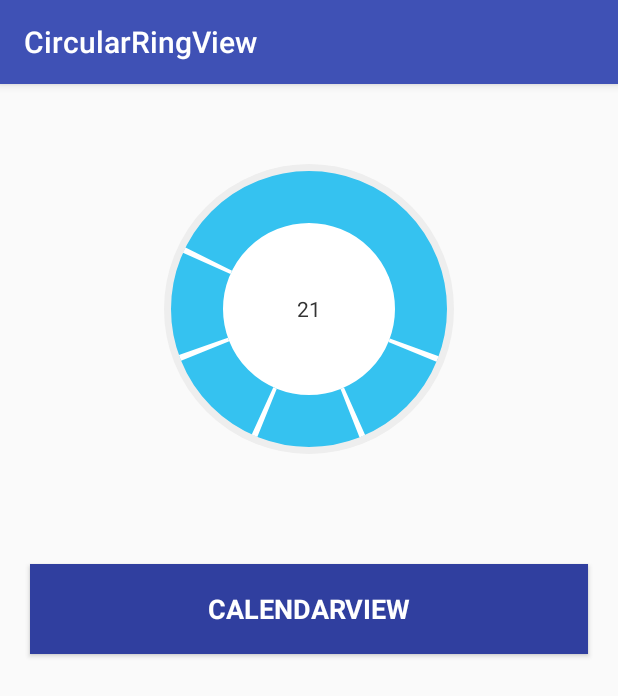
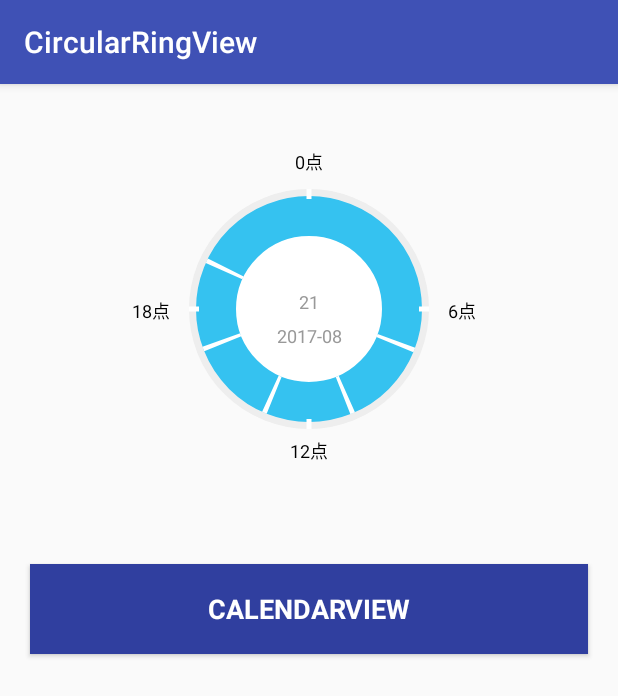
Before and after one commit to christian-zs/CircularRingView, an Android app: the screen it shows after launch (MainActivity), on a phone screen of 412 x 824 dp. Shown: the top 696 px of the screen. Run offline under Robolectric (Android 15) with nearby library versions, the phone set to English and light mode, and no system bars.

```diff
--- a/app/src/main/res/layout/activity_main.xml
+++ b/app/src/main/res/layout/activity_main.xml
@@ -7,13 +7,13 @@
 
     <com.example.zs.library.CircularRingView
         android:id="@+id/view"
-        android:layout_gravity="center"
         android:layout_width="300dp"
         android:layout_height="300dp"
+        android:layout_gravity="center"
         app:centerTextSize="14sp"
         app:centerYearMonthTextSize="12sp"
         app:circleScaleTextSize="12sp"
-        app:isShowScale="false" />
+        app:isShowScale="true" />
 
     <Button
         android:id="@+id/calendar_view"
@@ -23,8 +23,8 @@
         android:layout_marginLeft="20dp"
         android:layout_marginRight="20dp"
         android:layout_marginTop="20dp"
+        android:background="@color/colorPrimaryDark"
         android:text="@string/calendar_view"
-        android:background="@color/colorPrimaryDark"
         android:textColor="@android:color/white"
         android:textSize="18sp"
         android:textStyle="bold" />
```
Also changed, not shown: app/src/main/res/drawable/calendarView.png (deleted), app/src/main/res/drawable/calendar_view.png (added), app/src/main/res/drawable/ciricualarRingView.png (deleted), app/src/main/res/drawable/ciricualar_view.png (added), 1 other file.
